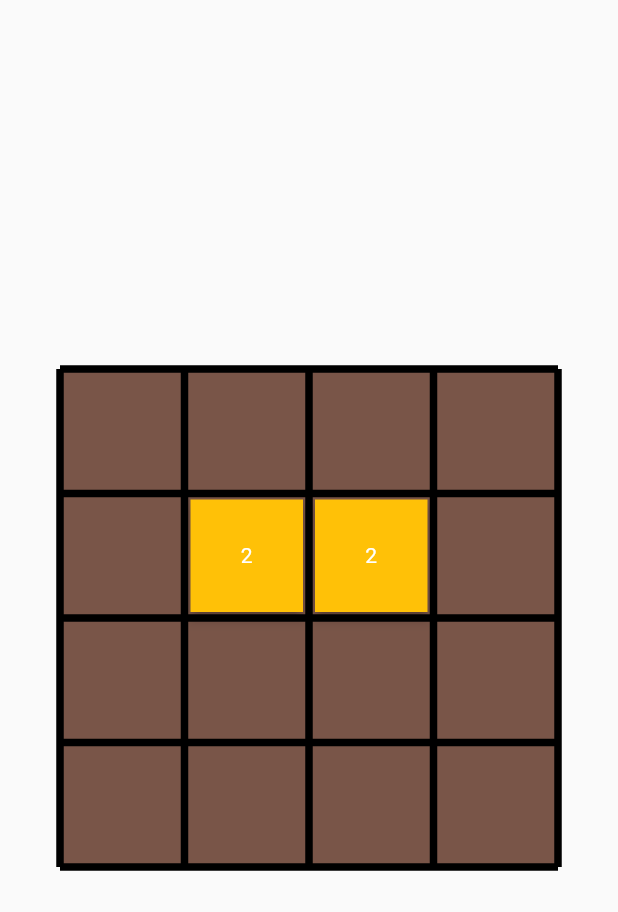
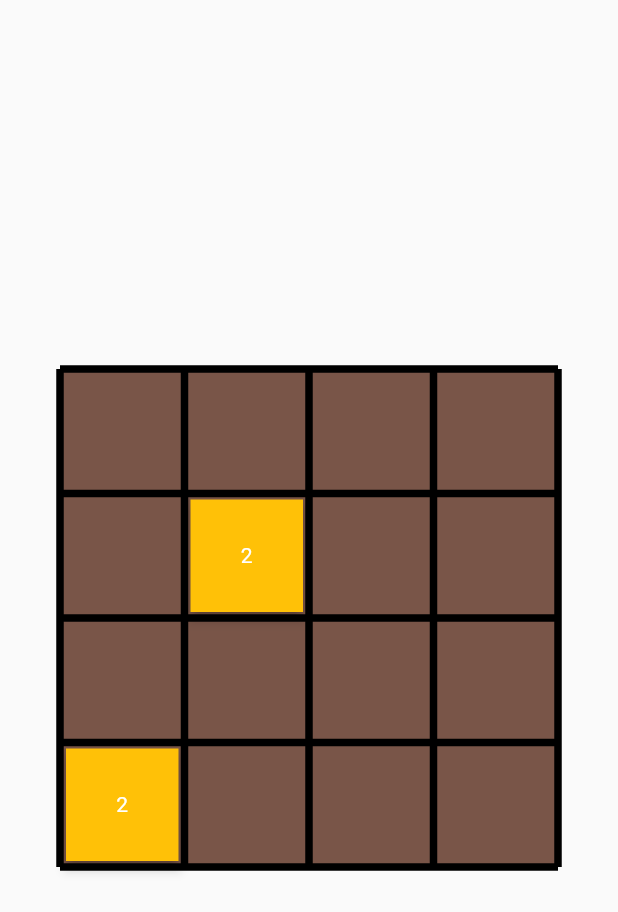
Before and after one commit to suryaa62/two_zero_four_eight, a Flutter app: the screen it shows after launch, on a phone screen of 412 x 824 dp. Shown: the top 912 px of the screen. Run offline on Flutter 3.47's test engine with Material 2 defaults, Android fonts, the light colour scheme and no system bars.

Commit message:
Completed : board Animation

```diff
--- a/lib/core/game_state_notifier.dart
+++ b/lib/core/game_state_notifier.dart
@@ -9,17 +9,17 @@ class GameStateNotifier extends ChangeNotifier {
     _stateMatrix = [
       for (int i = 0; i < gridsize; i++) [for (int j = 0; j < gridsize; j++) 0]
     ];
-    _stateMatrix = [
-      [0, 0, 0, 0],
-      [0, 2, 2, 0],
-      [0, 0, 0, 0],
-      [0, 0, 0, 0]
-    ];
+    // _stateMatrix = [
+    //   [0, 0, 0, 0],
+    //   [2, 4, 4, 4],
+    //   [8, 2, 0, 2],
+    //   [2, 256, 128, 128]
+    // ];
     _oldStateMatrix = [
       for (int i = 0; i < gridsize; i++) [..._stateMatrix[i]]
     ];
-    // _fillRandom();
-    // _fillRandom();
+    _fillRandom();
+    _fillRandom();
   }
 
   int gridsize;
--- a/lib/ui/views/board_view.dart
+++ b/lib/ui/views/board_view.dart
@@ -15,10 +15,17 @@ class BoardView extends StatefulWidget {
 
 class _BoardViewState extends State<BoardView> with TickerProviderStateMixin {
   late final AnimationController _controller =
-      AnimationController(vsync: this, duration: Duration(milliseconds: 8000))
+      AnimationController(vsync: this, duration: Duration(milliseconds: 200))
         ..forward();
   late final AnimationController _controllerScale =
-      AnimationController(vsync: this, duration: Duration(milliseconds: 8000));
+      AnimationController(vsync: this, duration: Duration(milliseconds: 100));
+
+  late final AnimationController _controllerScaleMerge =
+      AnimationController(vsync: this, duration: Duration(milliseconds: 50));
+
+  List<List<int>> mergeCell = [
+    for (int i = 0; i < 4; i++) [for (int j = 0; j < 4; j++) 0]
+  ];
 
   @override
   void initState() {
@@ -27,6 +34,10 @@ class _BoardViewState extends State<BoardView> with TickerProviderStateMixin {
       if (_controller.isCompleted) {
         _controllerScale.reset();
         _controllerScale.forward();
+        _controllerScaleMerge.reset();
+        _controllerScaleMerge
+            .fling()
+            .whenComplete(() => _controllerScaleMerge.reverse());
       }
     });
   }
@@ -36,12 +47,14 @@ class _BoardViewState extends State<BoardView> with TickerProviderStateMixin {
   @override
   void dispose() {
     _controller.dispose();
-    _controller.dispose();
+    _controllerScale.dispose();
+    _controllerScaleMerge.dispose();
     super.dispose();
   }
 
   List<PositionedTransition> _layoutTile(double boardWidth) {
     _controllerScale.reset();
+
     double tileSize = boardWidth / widget.gameState.gridsize;
     List<PositionedTransition> tiles = [];
     List<List<Offset>> previousOffset = _calculateInitialPosition(
@@ -72,7 +85,29 @@ class _BoardViewState extends State<BoardView> with TickerProviderStateMixin {
                   size: tileSize),
             ));
           } else {
+            int flag = 0;
+            if (mergeCell[i][j] == 1) {
+              flag = 1;
               tiles.add(PositionedTransition(
+                rect: RelativeRectTween(
+                        begin: RelativeRect.fromSize(
+                            Rect.fromLTWH(
+                                j * tileSize, i * tileSize, tileSize, tileSize),
+                            Size(boardWidth, boardWidth)),
+                        end: RelativeRect.fromSize(
+                            Rect.fromLTWH(
+                                j * tileSize, i * tileSize, tileSize, tileSize),
+                            Size(boardWidth, boardWidth)))
+                    .animate(CurvedAnimation(
+                        parent: _controller, curve: Curves.easeOut)),
+                child: Tile(
+                    color: Colors.amber,
+                    value: widget.gameState.oldStateMatrix[i][j],
+                    size: tileSize),
+              ));
+            }
+            tiles.add((flag == 0)
+                ? PositionedTransition(
                     rect: RelativeRectTween(
                             begin: RelativeRect.fromSize(
                                 Rect.fromLTWH(
@@ -82,8 +117,8 @@ class _BoardViewState extends State<BoardView> with TickerProviderStateMixin {
                                     tileSize),
                                 Size(boardWidth, boardWidth)),
                             end: RelativeRect.fromSize(
-                          Rect.fromLTWH(
-                              j * tileSize, i * tileSize, tileSize, tileSize),
+                                Rect.fromLTWH(j * tileSize, i * tileSize,
+                                    tileSize, tileSize),
                                 Size(boardWidth, boardWidth)))
                         .animate(CurvedAnimation(
                             parent: _controller, curve: Curves.easeOut)),
@@ -91,6 +126,32 @@ class _BoardViewState extends State<BoardView> with TickerProviderStateMixin {
                         color: Colors.amber,
                         value: widget.gameState.stateMatrix[i][j],
                         size: tileSize),
+                  )
+                : PositionedTransition(
+                    rect: RelativeRectTween(
+                            begin: RelativeRect.fromSize(
+                                Rect.fromLTWH(
+                                    previousOffset[i][j].dx * tileSize,
+                                    previousOffset[i][j].dy * tileSize,
+                                    tileSize,
+                                    tileSize),
+                                Size(boardWidth, boardWidth)),
+                            end: RelativeRect.fromSize(
+                                Rect.fromLTWH(j * tileSize, i * tileSize,
+                                    tileSize, tileSize),
+                                Size(boardWidth, boardWidth)))
+                        .animate(CurvedAnimation(
+                            parent: _controller, curve: Curves.easeOut)),
+                    child: ScaleTransition(
+                      scale: Tween<double>(begin: 1, end: 1.2).animate(
+                          CurvedAnimation(
+                              parent: _controllerScaleMerge,
+                              curve: Curves.bounceInOut)),
+                      child: Tile(
+                          color: Colors.amber,
+                          value: widget.gameState.stateMatrix[i][j],
+                          size: tileSize),
+                    ),
                   ));
           }
         }
@@ -102,6 +163,9 @@ class _BoardViewState extends State<BoardView> with TickerProviderStateMixin {
 
   List<List<Offset>> _calculateInitialPosition(var current, var previous) {
     List<List<Offset>> x;
+    mergeCell = [
+      for (int i = 0; i < 4; i++) [for (int j = 0; j < 4; j++) 0]
+    ];
     if (lastSwipe == Swipe.left) {
       x = _calculateInitialPositionIfSwipeLeft(current, previous);
     } else if (lastSwipe == Swipe.right) {
@@ -131,6 +195,9 @@ class _BoardViewState extends State<BoardView> with TickerProviderStateMixin {
     x = List.from([
       for (int i = 0; i < 4; i++) [for (int j = 0; j < 4; j++) x[j][i]]
     ]);
+    mergeCell = List.from([
+      for (int i = 0; i < 4; i++) [for (int j = 0; j < 4; j++) mergeCell[j][i]]
+    ]);
     x = List.from([
       for (int i = 0; i < 4; i++)
         [for (int j = 0; j < 4; j++) Offset(x[i][j].dy, x[i][j].dx)]
@@ -151,6 +218,9 @@ class _BoardViewState extends State<BoardView> with TickerProviderStateMixin {
     x = _calculateInitialPositionIfSwipeLeft(tempCurrent, tempPrevious);
     x = List.from([
       for (int i = 0; i < 4; i++) [for (int j = 0; j < 4; j++) x[j][i]]
+    ]);
+    mergeCell = List.from([
+      for (int i = 0; i < 4; i++) [for (int j = 0; j < 4; j++) mergeCell[j][i]]
     ]);
     x = List.from([
       for (int i = 0; i < 4; i++)
@@ -179,11 +249,16 @@ class _BoardViewState extends State<BoardView> with TickerProviderStateMixin {
     x = List.from([
       for (int i = 0; i < 4; i++) [...x[i].reversed]
     ]);
+    mergeCell = List.from([
+      for (int i = 0; i < 4; i++) [...mergeCell[i].reversed]
+    ]);
     x = List.from([
       for (int i = 0; i < 4; i++)
         [for (int j = 0; j < 4; j++) Offset(3 - x[i][j].dx, x[i][j].dy)]
     ]);
-
+    log(tempCurrent.toString());
+    log(tempPrevious.toString());
+    log(x.toString());
     return x;
   }
 
@@ -203,6 +278,25 @@ class _BoardViewState extends State<BoardView> with TickerProviderStateMixin {
             if (previous[k][j] != 0) {
               if (previous[k][j] == current[k][i]) {
                 x[k][i] = Offset(j.toDouble(), k.toDouble());
+                previous[k][j] = 0;
+                break;
+              } else {
+                //log("merge");
+                mergeCell[k][i] = 1;
+                int flag = 1;
+                for (int l = i; l < 4 && flag < 3; l++) {
+                  if (previous[k][l] == current[k][i] / 2) {
+                    x[k][i] = Offset(l.toDouble(), k.toDouble());
+                    flag++;
+                    //log(" $i , $k -> $l $k");
+
+                    if (flag == 3) {
+                      previous[k][l] = 0;
+                      //log(previous.toString());
+                    }
+                  }
+                }
+                break;
               }
             }
           }
```
Lines whose indentation alone changed are shown as unchanged.
